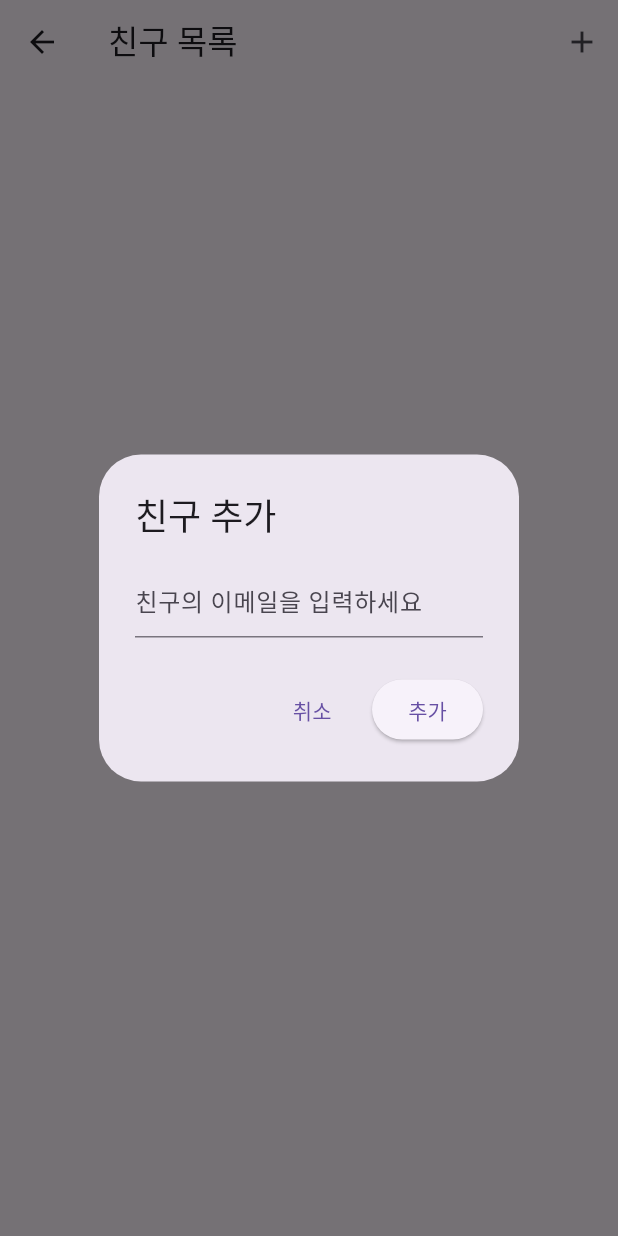
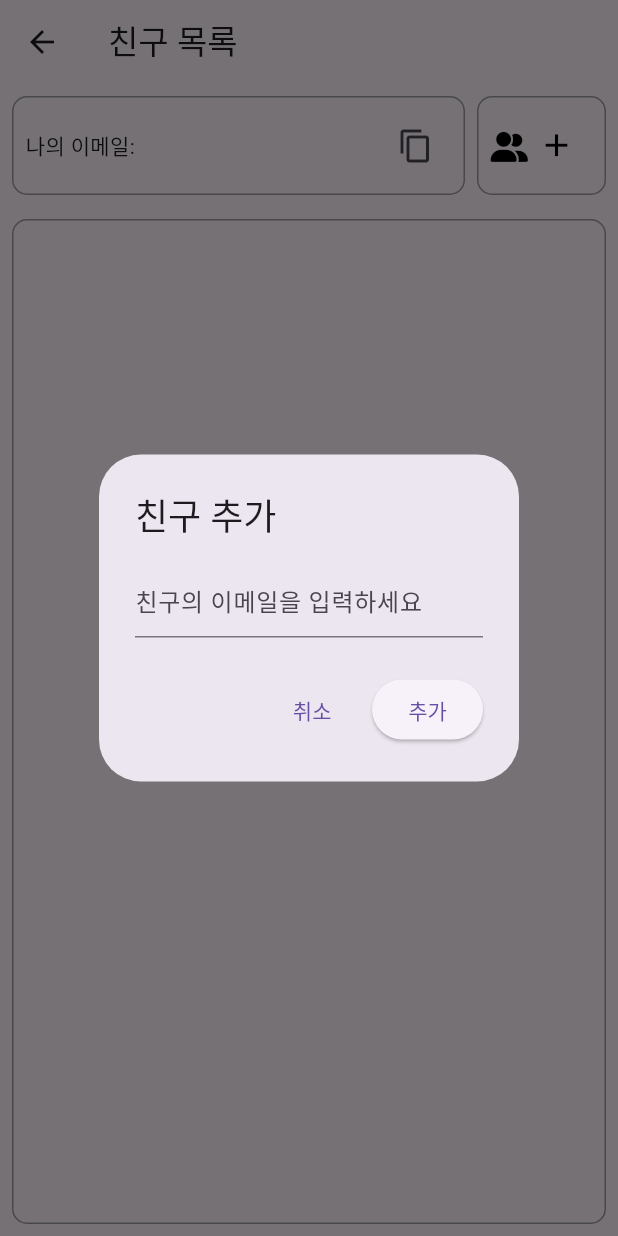
Before and after one commit to dmsdn02/memoria, a Flutter app: the FriendListPage screen opened directly, after a tap on the "add" icon, on a phone screen of 412 x 824 dp. Run offline on Flutter 3.47's test engine with Material 3 defaults, Android fonts, the phone set to English and light mode, and no system bars; our stand-ins replace cloud_firestore, firebase_auth, firebase_core, font_awesome_flutter; accounts and stored records are empty.

Commit message:
친구목록 디자인

```diff
--- a/lib/friends/f_list.dart
+++ b/lib/friends/f_list.dart
@@ -1,6 +1,8 @@
 import 'package:flutter/material.dart';
+import 'package:flutter/services.dart';
 import 'package:cloud_firestore/cloud_firestore.dart';
 import 'package:firebase_auth/firebase_auth.dart';
+import 'package:font_awesome_flutter/font_awesome_flutter.dart';
 
 import 'FriendListDialog.dart';
 
@@ -79,14 +81,67 @@ class _FriendListPageState extends State<FriendListPage> {
     }
   }
 
+  Future<void> _copyEmailToClipboard(String email) async {
+    await Clipboard.setData(ClipboardData(text: email));
+    ScaffoldMessenger.of(context).showSnackBar(
+      SnackBar(content: Text('이메일이 복사되었습니다.')),
+    );
+  }
+
   @override
   Widget build(BuildContext context) {
     return Scaffold(
       appBar: AppBar(
         title: Text('친구 목록'),
-        actions: [
+      ),
+      body: Column(
+        crossAxisAlignment: CrossAxisAlignment.stretch,
+        children: [
+          Padding(
+            padding: const EdgeInsets.all(8.0),
+            child: Row(
+              mainAxisAlignment: MainAxisAlignment.spaceBetween,
+              children: [
+                Expanded(
+                  child: Container(
+                    padding: EdgeInsets.all(8.0),
+                    decoration: BoxDecoration(
+                      border: Border.all(color: Colors.grey),
+                      borderRadius: BorderRadius.circular(10.0),
+                    ),
+                    child: Row(
+                      mainAxisAlignment: MainAxisAlignment.spaceBetween,
+                      children: [
+                        Flexible(
+                          child: Text(
+                            '나의 이메일: ${_currentUser?.email ?? ''}',
+                            overflow: TextOverflow.ellipsis,
+                          ),
+                        ),
                         IconButton(
-            icon: Icon(Icons.add),
+                          icon: Icon(Icons.copy),
+                          onPressed: () {
+                            if (_currentUser != null) {
+                              _copyEmailToClipboard(_currentUser!.email!);
+                            }
+                          },
+                        ),
+                      ],
+                    ),
+                  ),
+                ),
+                SizedBox(width: 8.0),
+                Container(
+                  padding: EdgeInsets.all(8.0),
+                  decoration: BoxDecoration(
+                    border: Border.all(color: Colors.grey),
+                    borderRadius: BorderRadius.circular(10.0),
+                  ),
+                  child: Row(
+                    children: [
+                      Icon(FontAwesomeIcons.userGroup, color: Colors.black, size: 20.0),
+                      IconButton(
+                        icon: Icon(Icons.add, color: Colors.black, size: 25.0),
                         onPressed: () async {
                           final friendEmail = await showDialog<String>(
                             context: context,
@@ -101,11 +156,31 @@ class _FriendListPageState extends State<FriendListPage> {
                       ),
                     ],
                   ),
-      body: ListView.builder(
+                ),
+              ],
+            ),
+          ),
+          Expanded(
+            child: Container(
+              margin: const EdgeInsets.all(8.0),
+              padding: const EdgeInsets.all(8.0),
+              decoration: BoxDecoration(
+                border: Border.all(color: Colors.grey),
+                borderRadius: BorderRadius.circular(10.0),
+              ),
+              child: _friends.isNotEmpty
+                  ? ListView.builder(
                 itemCount: _friends.length,
                 itemBuilder: (context, index) {
                   final friend = _friends[index];
-          return ListTile(
+                  return Padding(
+                    padding: const EdgeInsets.all(8.0),
+                    child: Container(
+                      decoration: BoxDecoration(
+                        border: Border.all(color: Colors.grey),
+                        borderRadius: BorderRadius.circular(10.0),
+                      ),
+                      child: ListTile(
                         title: Text(friend['name']),
                         subtitle: Text(friend['email']),
                         trailing: IconButton(
@@ -114,8 +189,17 @@ class _FriendListPageState extends State<FriendListPage> {
                             await _removeFriend(friend['email']);
                           },
                         ),
+                      ),
+                    ),
                   );
                 },
+              )
+                  : Center(
+                child: Text('친구 목록이 비었습니다.'),
+              ),
+            ),
+          ),
+        ],
       ),
     );
   }
--- a/lib/main.dart
+++ b/lib/main.dart
@@ -25,7 +25,7 @@ class MyApp extends StatelessWidget {
   @override
   Widget build(BuildContext context) {
     return MaterialApp(
-      home: CalendarPage(), // 클래스 이름과 경로 확인
+      home: StartPage(), // 클래스 이름과 경로 확인
       debugShowCheckedModeBanner: false, // 디버그 배너 제거
     );
   }
--- a/pubspec.yaml
+++ b/pubspec.yaml
@@ -46,6 +46,7 @@ dependencies:
   shared_preferences: ^2.0.10
   intl: ^0.18.1
   table_calendar: ^3.0.9
+  font_awesome_flutter: ^10.1.0
 
 dev_dependencies:
   flutter_test:
```
Lines whose indentation alone changed are shown as unchanged.
